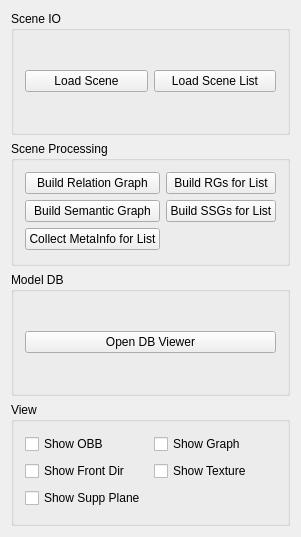
Above: scene_lab/scene_lab_widget.ui from maruitx/text2scene-learning before the change. Below: the same form after it.
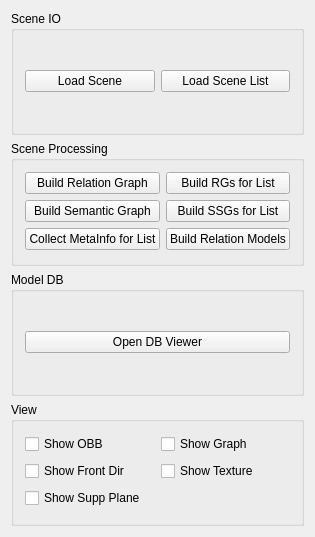
That is the form after the change.

Commit message: add relation model structure

What changed in the file:
```diff
--- a/scene_lab/scene_lab_widget.ui
+++ b/scene_lab/scene_lab_widget.ui
@@ -78,6 +78,13 @@
         </property>
        </widget>
       </item>
+      <item row="2" column="1">
+       <widget class="QPushButton" name="buildRelationModelsButton">
+        <property name="text">
+         <string>Build Relation Models</string>
+        </property>
+       </widget>
+      </item>
      </layout>
     </widget>
    </item>
```
The commit also changes 8 other files.
